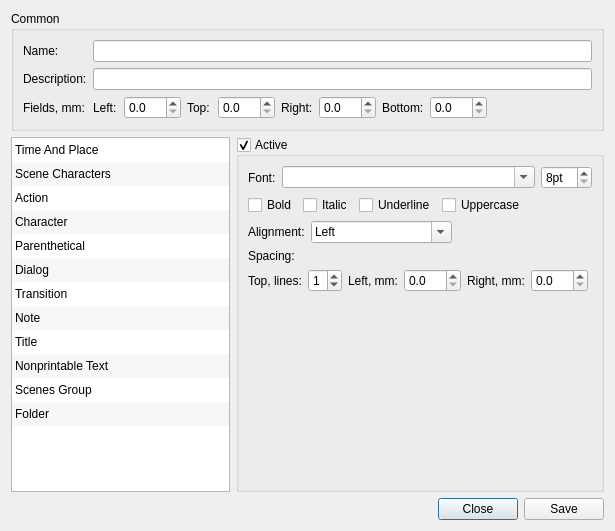
First picture: the form in src/bin/Scenarist/UserInterfaceLayer/Settings/StyleDialog.ui, repository dimkanovikov/KITScenarist, before the edit.
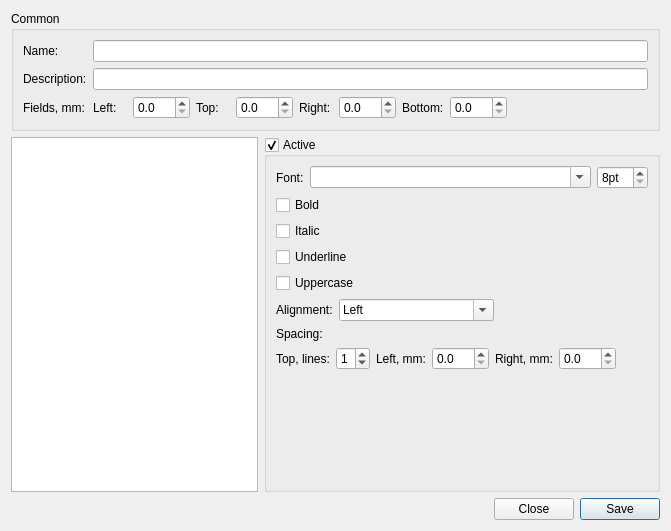
Second picture: the form after the edit.

Commit message: Implement scenario style configuring dialog view

The edit to the form file:
```diff
--- a/src/bin/Scenarist/UserInterfaceLayer/Settings/StyleDialog.ui
+++ b/src/bin/Scenarist/UserInterfaceLayer/Settings/StyleDialog.ui
@@ -6,7 +6,7 @@
    <rect>
     <x>0</x>
     <y>0</y>
-    <width>615</width>
+    <width>671</width>
     <height>531</height>
    </rect>
   </property>
@@ -41,91 +41,13 @@
        <property name="text">
         <string>Save</string>
        </property>
+       <property name="default">
+        <bool>true</bool>
+       </property>
       </widget>
      </item>
     </layout>
    </item>
-   <item row="1" column="0">
-    <widget class="QListWidget" name="blockStyles">
-     <property name="sizePolicy">
-      <sizepolicy hsizetype="Preferred" vsizetype="Expanding">
-       <horstretch>0</horstretch>
-       <verstretch>0</verstretch>
-      </sizepolicy>
-     </property>
-     <property name="styleSheet">
-      <string notr="true">QListView::item {
-    height: 24px;
-}</string>
-     </property>
-     <property name="alternatingRowColors">
-      <bool>true</bool>
-     </property>
-     <property name="verticalScrollMode">
-      <enum>QAbstractItemView::ScrollPerPixel</enum>
-     </property>
-     <item>
-      <property name="text">
-       <string>Time And Place</string>
-      </property>
-     </item>
-     <item>
-      <property name="text">
-       <string>Scene Characters</string>
-      </property>
-     </item>
-     <item>
-      <property name="text">
-       <string>Action</string>
-      </property>
-     </item>
-     <item>
-      <property name="text">
-       <string>Character</string>
-      </property>
-     </item>
-     <item>
-      <property name="text">
-       <string>Parenthetical</string>
-      </property>
-     </item>
-     <item>
-      <property name="text">
-       <string>Dialog</string>
-      </property>
-     </item>
-     <item>
-      <property name="text">
-       <string>Transition</string>
-      </property>
-     </item>
-     <item>
-      <property name="text">
-       <string>Note</string>
-      </property>
-     </item>
-     <item>
-      <property name="text">
-       <string>Title</string>
-      </property>
-     </item>
-     <item>
-      <property name="text">
-       <string>Nonprintable Text</string>
-      </property>
-     </item>
-     <item>
-      <property name="text">
-       <string>Scenes Group</string>
-      </property>
-     </item>
-     <item>
-      <property name="text">
-       <string>Folder</string>
-      </property>
-     </item>
-    </widget>
-   </item>
    <item row="1" column="1">
     <widget class="QGroupBox" name="isActive">
      <property name="sizePolicy">
@@ -141,52 +63,7 @@
       <bool>true</bool>
      </property>
      <layout class="QGridLayout" name="gridLayout">
-      <item row="1" column="0" colspan="2">
-       <layout class="QHBoxLayout" name="horizontalLayout_5">
-        <item>
-         <widget class="QCheckBox" name="bold">
-          <property name="text">
-           <string>Bold</string>
-          </property>
-         </widget>
-        </item>
-        <item>
-         <widget class="QCheckBox" name="italic">
-          <property name="text">
-           <string>Italic</string>
-          </property>
-         </widget>
-        </item>
-        <item>
-         <widget class="QCheckBox" name="underline">
-          <property name="text">
-           <string>Underline</string>
-          </property>
-         </widget>
-        </item>
-        <item>
-         <widget class="QCheckBox" name="uppercase">
-          <property name="text">
-           <string>Uppercase</string>
-          </property>
-         </widget>
-        </item>
-        <item>
-         <spacer name="horizontalSpacer_2">
-          <property name="orientation">
-           <enum>Qt::Horizontal</enum>
-          </property>
-          <property name="sizeHint" stdset="0">
-           <size>
-            <width>40</width>
-            <height>20</height>
-           </size>
-          </property>
-         </spacer>
-        </item>
-       </layout>
-      </item>
-      <item row="4" column="0" colspan="2">
+      <item row="7" column="0" colspan="2">
        <layout class="QHBoxLayout" name="horizontalLayout_4">
         <item>
          <widget class="QLabel" name="label_5">
@@ -198,7 +75,7 @@
         <item>
          <widget class="QSpinBox" name="topSpace">
           <property name="maximum">
-           <number>4</number>
+           <number>3</number>
           </property>
           <property name="value">
            <number>1</number>
@@ -254,7 +131,7 @@
         </item>
        </layout>
       </item>
-      <item row="5" column="1">
+      <item row="8" column="1">
        <spacer name="verticalSpacer">
         <property name="orientation">
          <enum>Qt::Vertical</enum>
@@ -304,7 +181,7 @@
         </item>
        </layout>
       </item>
-      <item row="2" column="0" colspan="2">
+      <item row="5" column="0" colspan="2">
        <layout class="QHBoxLayout" name="horizontalLayout_3">
         <item>
          <widget class="QLabel" name="label_2">
@@ -356,13 +233,41 @@
         </item>
        </layout>
       </item>
-      <item row="3" column="0" colspan="2">
+      <item row="6" column="0" colspan="2">
        <widget class="QLabel" name="label_3">
         <property name="text">
          <string>Spacing:</string>
         </property>
        </widget>
       </item>
+      <item row="3" column="0">
+       <widget class="QCheckBox" name="underline">
+        <property name="text">
+         <string>Underline</string>
+        </property>
+       </widget>
+      </item>
+      <item row="2" column="0">
+       <widget class="QCheckBox" name="italic">
+        <property name="text">
+         <string>Italic</string>
+        </property>
+       </widget>
+      </item>
+      <item row="1" column="0">
+       <widget class="QCheckBox" name="bold">
+        <property name="text">
+         <string>Bold</string>
+        </property>
+       </widget>
+      </item>
+      <item row="4" column="0">
+       <widget class="QCheckBox" name="uppercase">
+        <property name="text">
+         <string>Uppercase</string>
+        </property>
+       </widget>
+      </item>
      </layout>
     </widget>
    </item>
@@ -483,6 +388,30 @@
      </layout>
     </widget>
    </item>
+   <item row="1" column="0">
+    <widget class="QListWidget" name="blockStyles">
+     <property name="sizePolicy">
+      <sizepolicy hsizetype="Preferred" vsizetype="Expanding">
+       <horstretch>0</horstretch>
+       <verstretch>0</verstretch>
+      </sizepolicy>
+     </property>
+     <property name="styleSheet">
+      <string notr="true">QListView::item {
+    height: 24px;
+}</string>
+     </property>
+     <property name="alternatingRowColors">
+      <bool>true</bool>
+     </property>
+     <property name="verticalScrollMode">
+      <enum>QAbstractItemView::ScrollPerPixel</enum>
+     </property>
+     <property name="resizeMode">
+      <enum>QListView::Adjust</enum>
+     </property>
+    </widget>
+   </item>
   </layout>
  </widget>
  <tabstops>
```
Left out of the diff: 4 changed lines with no effect on the pictures. The commit also changes 14 other files.
